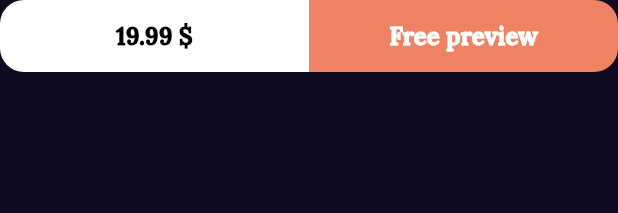
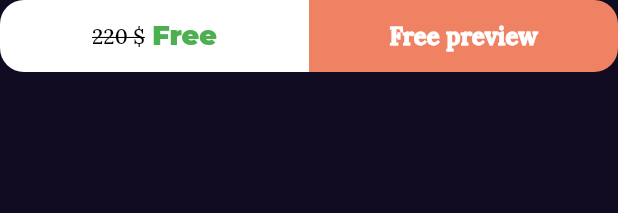
Before and after one commit to kerolosragaie/bookilo, a Flutter app: the BookActionsWidget widget shown alone on an empty page, opened directly, on a phone screen of 412 x 824 dp. Shown: the top 213 px of the screen. Run offline on Flutter 3.47's test engine with Material 2 defaults, Android fonts, the phone set to English and light mode, and no system bars; our stand-ins replace auto_animated, cached_network_image, dartz, dio, equatable, flutter_bloc and 4 more; network calls fail.

```diff
--- a/lib/core/widgets/button_custom.dart
+++ b/lib/core/widgets/button_custom.dart
@@ -3,6 +3,7 @@ import 'package:flutter/material.dart';
 
 class CustomButton extends StatelessWidget {
   final String text;
+  final num? oldPrice;
   final Color backgroundColor;
   final Color textColor;
   final BorderRadius? borderRadius;
@@ -15,7 +16,8 @@ class CustomButton extends StatelessWidget {
       this.borderRadius,
       required this.onPressed,
       required this.text,
-      this.fontSize});
+      this.fontSize,
+      this.oldPrice});
 
   @override
   Widget build(BuildContext context) {
@@ -28,13 +30,38 @@ class CustomButton extends StatelessWidget {
             borderRadius: borderRadius ?? BorderRadius.circular(16),
           ),
         ),
-        child: Text(
+        child: oldPrice == null
+            ? Text(
                 text,
                 style: Styles.textStyle16.copyWith(
                   color: textColor,
                   fontWeight: FontWeight.w900,
                   fontSize: fontSize,
                 ),
+              )
+            : Row(
+                mainAxisAlignment: MainAxisAlignment.center,
+                children: [
+                  Text(
+                    "${oldPrice!} \$",
+                    style: Styles.textStyle14.copyWith(
+                        color: Colors.black,
+                        fontWeight: FontWeight.w500,
+                        fontSize: fontSize,
+                        decoration: TextDecoration.lineThrough),
+                  ),
+                  const SizedBox(
+                    width: 5,
+                  ),
+                  Text(
+                    text,
+                    style: Styles.textStyle18.copyWith(
+                      color: textColor,
+                      fontWeight: FontWeight.w900,
+                      fontSize: fontSize,
+                    ),
+                  )
+                ],
               ),
         onPressed: () => onPressed(),
       ),
--- a/lib/features/home/presentation/manager/similar_books_cubit/similar_books_cubit.dart
+++ b/lib/features/home/presentation/manager/similar_books_cubit/similar_books_cubit.dart
@@ -10,7 +10,7 @@ class SimilarBooksCubit extends Cubit<SimilarBooksState> {
   SimilarBooksCubit({required this.homeRepository})
       : super(SimilarBooksInitial());
 
-  Future<void> fetchFeaturedBooks({required String category}) async {
+  Future<void> fetchSimilarBooks({required String category}) async {
     emit(SimilarBooksLoading());
     var result = await homeRepository.fetchSimilarBooks(category: category);
     result.fold((failure) {
--- a/lib/features/home/presentation/views/widgets/item_book.dart
+++ b/lib/features/home/presentation/views/widgets/item_book.dart
@@ -13,7 +13,7 @@ class BookItem extends StatelessWidget {
   Widget build(BuildContext context) {
     return GestureDetector(
       onTap: () {
-        GoRouter.of(context).push(kBookDetailsView);
+        GoRouter.of(context).push(kBookDetailsView, extra: bookModel);
       },
       child: SizedBox(
         height: 125,
--- a/lib/features/home/presentation/views/widgets/widget_book_details_actions.dart
+++ b/lib/features/home/presentation/views/widgets/widget_book_details_actions.dart
@@ -1,3 +1,5 @@
+import 'dart:math';
+
 import 'package:flutter/material.dart';
 import '../../../../../core/widgets/button_custom.dart';
 
@@ -10,7 +12,9 @@ class BookActionsWidget extends StatelessWidget {
       children: [
         Expanded(
           child: CustomButton(
-            text: "19.99 \$",
+            text: "Free",
+            oldPrice: Random().nextInt((500 - 100)),
+            textColor: Colors.green,
             onPressed: () {},
             borderRadius: const BorderRadius.only(
               topLeft: Radius.circular(16),
--- a/lib/features/home/presentation/views/widgets/widget_book_details_info.dart
+++ b/lib/features/home/presentation/views/widgets/widget_book_details_info.dart
@@ -25,7 +25,7 @@ class BookDetailsInfoWidget extends StatelessWidget {
           height: 30,
         ),
         Text(
-          "The Batman Book",
+          bookModel.volumeInfo!.title!,
           style: Styles.textStyle30.copyWith(
             fontWeight: FontWeight.w700,
           ),
@@ -34,7 +34,7 @@ class BookDetailsInfoWidget extends StatelessWidget {
           height: 6,
         ),
         Text(
-          "Comic Book",
+          bookModel.volumeInfo!.authors!.first,
           style: Styles.textStyle18.copyWith(
               fontWeight: FontWeight.w400,
               fontStyle: FontStyle.italic,
```
Also changed, not shown: lib/core/utils/app_router.dart (+8 -2 lines), lib/features/home/presentation/views/widgets/body_book_details.dart (+5 -2 lines), lib/features/home/presentation/views/widgets/image_custom_book.dart (+5 -2 lines), lib/features/home/presentation/views/widgets/item_book_image.dart (+6 -2 lines), lib/features/home/presentation/views/widgets/list_view_book_details.dart (deleted, +0 -24 lines), lib/features/home/presentation/views/widgets/list_view_similar_books.dart (added, +43 -0 lines), lib/features/home/presentation/views/widgets/widget_show_more_books.dart (deleted, +0 -26 lines), lib/features/home/presentation/views/widgets/widget_show_similar_books.dart (added, +41 -0 lines). Lines whose indentation alone changed are shown as unchanged.
